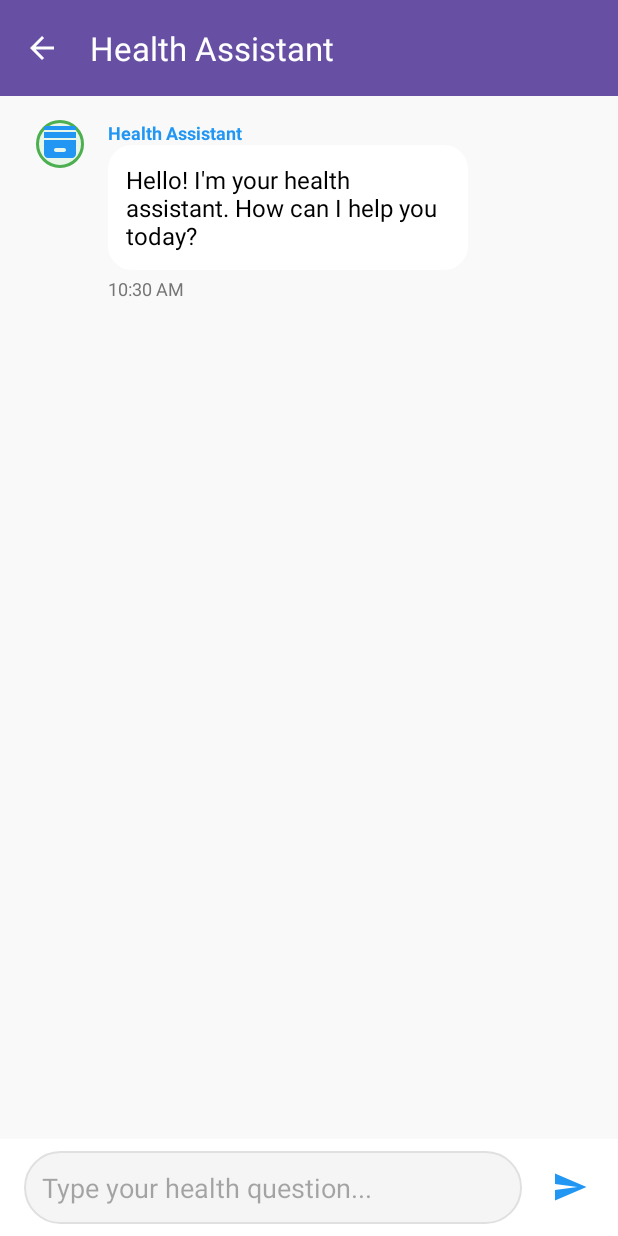
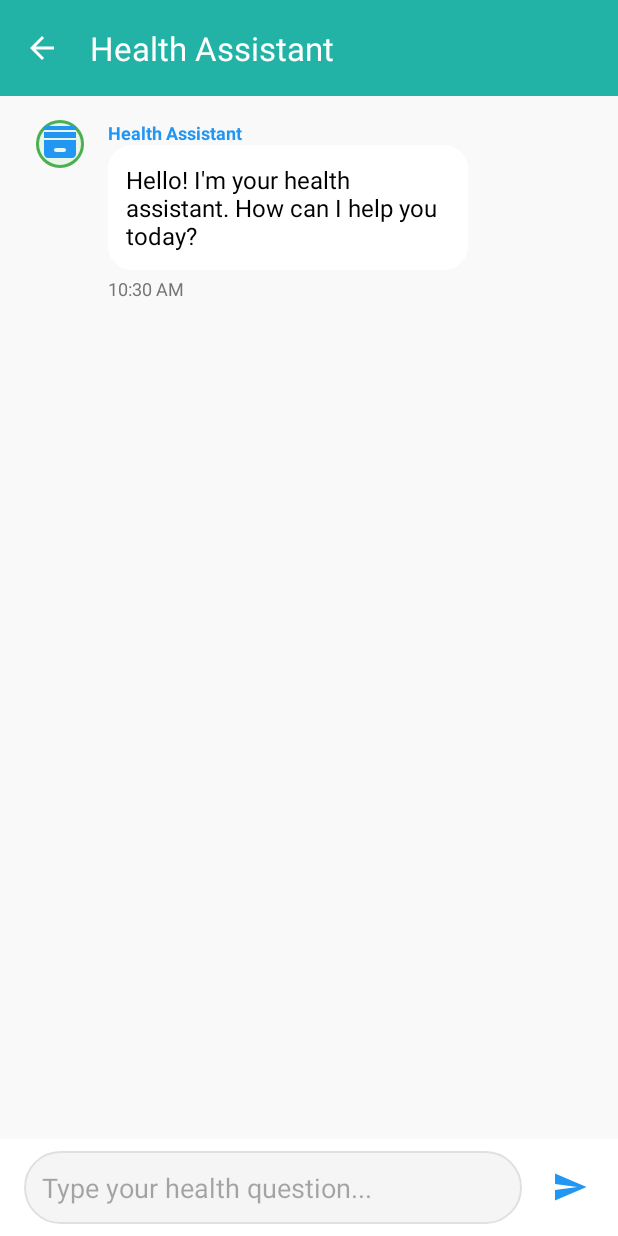
Before and after one commit to la9lou9/android, an Android app: the ChatbotActivity screen opened directly, with no data from a screen before it, on a phone screen of 412 x 824 dp. Run offline under Robolectric (Android 15) with nearby library versions, the phone set to English and light mode, and no system bars; libraries missing offline, so code that uses them is left out: com.google.ai.client; 2 statements that could not run were skipped.

Commit message:
add chatbot

```diff
--- a/app/src/main/res/layout/activity_chatbot.xml
+++ b/app/src/main/res/layout/activity_chatbot.xml
@@ -11,7 +11,7 @@
         android:id="@+id/chatbot_toolbar"
         android:layout_width="match_parent"
         android:layout_height="?attr/actionBarSize"
-        android:background="?attr/colorPrimary"
+        android:background="#22B3A6"
         android:elevation="4dp"
         app:title="Health Assistant"
         app:titleTextColor="@android:color/white"
--- a/app/src/main/res/values/colors.xml
+++ b/app/src/main/res/values/colors.xml
@@ -3,7 +3,7 @@
     <color name="black">#FF000000</color>
     <color name="white">#FFFFFFFF</color>
     <color name="main_color">#FCD2D4</color>
-    <color name="colorPrimary">#4CAF50</color>
+    <color name="colorPrimary">#22B3A6</color>
     <color name="colorPrimaryDark">#388E3C</color>
     <color name="colorAccent">#8BC34A</color>
     <color name="colorBackground">#FFFFFF</color>
```
